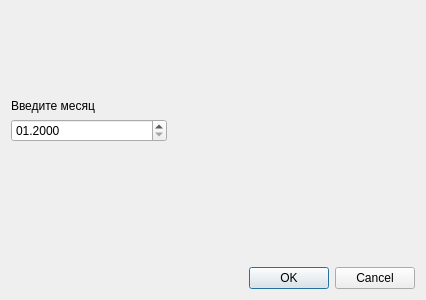
Genrikh302/MTA, file successdialog.ui: the form before one commit.
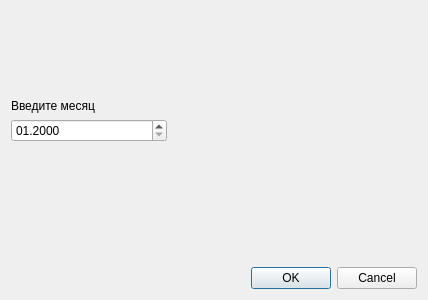
The form after the commit.

```diff
--- a/successdialog.ui
+++ b/successdialog.ui
@@ -6,7 +6,7 @@
    <rect>
     <x>0</x>
     <y>0</y>
-    <width>400</width>
+    <width>428</width>
     <height>300</height>
    </rect>
   </property>
```
Left out of the diff: 3 changed lines with no effect on the pictures.
